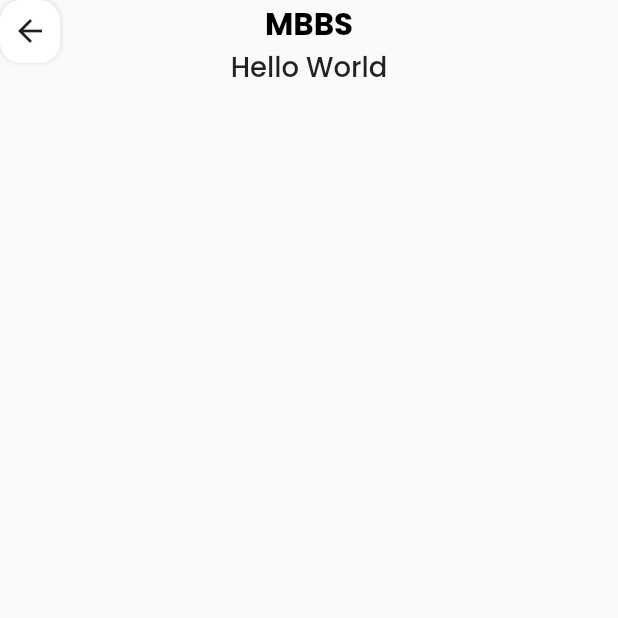
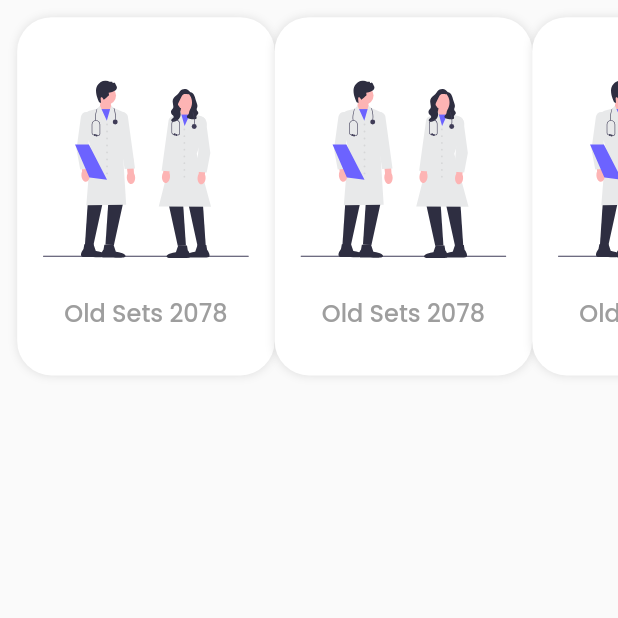
Before and after one commit to RabinThapa1998/Flutter_EP, a Flutter app: the FeatureDetailScreen screen opened directly, on a phone screen of 412 x 824 dp, the top half of it. Run offline on Flutter 3.47's test engine with Material 2 defaults, Android fonts, the phone set to English and light mode, and no system bars; our stand-ins replace flutter_dotenv, flutter_screenutil, flutter_svg, get.

Commit message:
Fix: Feature Ui

```diff
--- a/lib/screens/feature_detail_screen.dart
+++ b/lib/screens/feature_detail_screen.dart
@@ -1,6 +1,8 @@
 import 'package:entrance_prep/widgets/back_button_widget.dart';
 import 'package:flutter/cupertino.dart';
 import 'package:flutter/material.dart';
+import 'package:flutter_svg/flutter_svg.dart';
+import 'package:flutter_screenutil/flutter_screenutil.dart';
 
 class FeatureDetailScreen extends StatelessWidget {
   const FeatureDetailScreen({Key? key}) : super(key: key);
@@ -8,10 +10,54 @@ class FeatureDetailScreen extends StatelessWidget {
   @override
   Widget build(BuildContext context) {
     return Scaffold(
-      body: Column(children: [
-        BackButtonWidget(title: "MBBS"),
-        Container(child: Text("Hello World"))
-      ]),
-    );
+        body: SingleChildScrollView(
+      scrollDirection: Axis.horizontal,
+      padding: EdgeInsets.all(10.w),
+      child: Row(
+        children: [
+          OldSetCardWidget(context),
+          OldSetCardWidget(context),
+          OldSetCardWidget(context),
+          OldSetCardWidget(context),
+        ],
+      ),
+    ));
+  }
+
+  Container OldSetCardWidget(BuildContext context) {
+    return Container(
+        width: 150.w,
+        height: 200.h,
+        padding: EdgeInsets.fromLTRB(10.w, 10.h, 10.w, 10.h),
+        decoration: BoxDecoration(
+            color: Colors.white,
+            borderRadius: BorderRadius.circular(20.sp),
+            boxShadow: [
+              BoxShadow(
+                color: Colors.black.withOpacity(.1),
+                blurRadius: 4.0.sp,
+                spreadRadius: .05.sp,
+              ),
+            ]),
+        child: Column(
+          crossAxisAlignment: CrossAxisAlignment.center,
+          mainAxisAlignment: MainAxisAlignment.center,
+          children: [
+            Align(
+                alignment: Alignment.center,
+                child: SvgPicture.asset(
+                  "assets/icons/mbbs1.svg",
+                  height: 120.h,
+                  width: 120.w,
+                )),
+            SizedBox(
+              height: 10.h,
+            ),
+            Text(
+              "Old Sets 2078",
+              style: Theme.of(context).textTheme.bodySmall,
+            ),
+          ],
+        ));
   }
 }
```
Also changed, not shown: assets/icons/books.svg (added).
